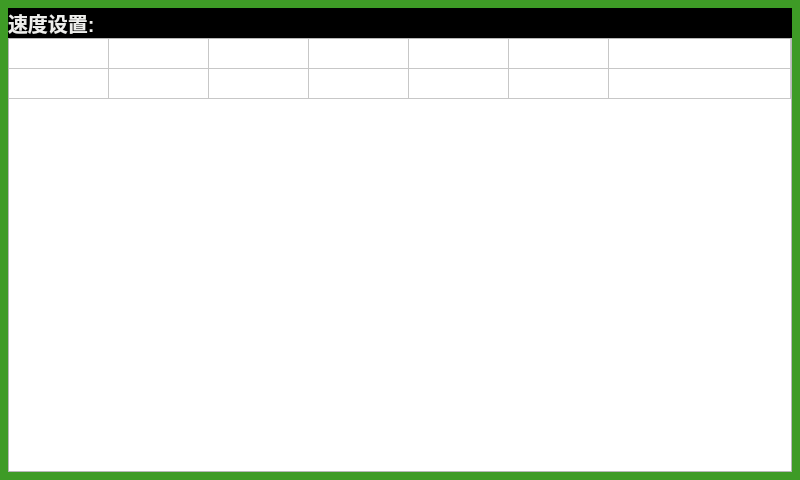
Old version of the form mainWindowPop.ui in the repository lvxiaowei/linux_lcCode.
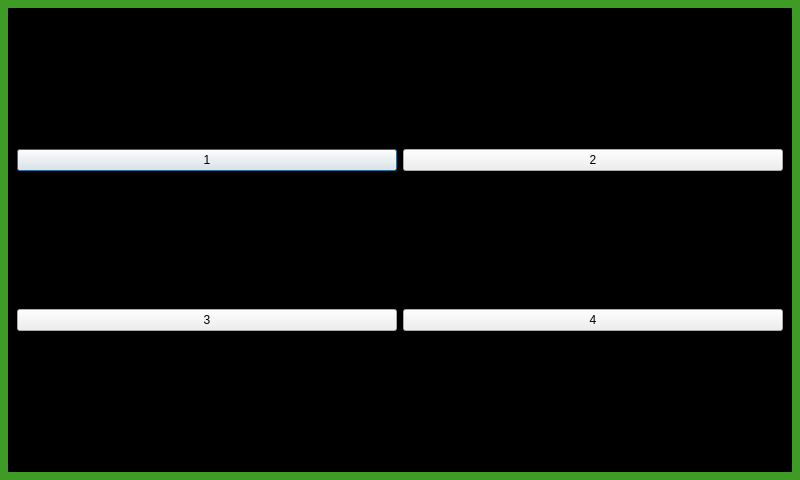
New version of the form. The open tabs and pages were chosen to show the change. Icons and pictures are not drawn.

The edit to the form file:
```diff
--- a/mainWindowPop.ui
+++ b/mainWindowPop.ui
@@ -269,112 +269,52 @@
         <number>0</number>
        </property>
        <property name="spacing">
-        <number>0</number>
+        <number>4</number>
        </property>
-       <item row="0" column="1">
-        <spacer name="horizontalSpacer_2">
-         <property name="orientation">
-          <enum>Qt::Horizontal</enum>
-         </property>
-         <property name="sizeHint" stdset="0">
-          <size>
-           <width>568</width>
-           <height>20</height>
-          </size>
-         </property>
-        </spacer>
-       </item>
-       <item row="0" column="0">
-        <widget class="QLabel" name="label_2">
-         <property name="font">
-          <font>
-           <pointsize>15</pointsize>
-           <weight>75</weight>
-           <bold>true</bold>
-          </font>
-         </property>
-         <property name="styleSheet">
-          <string notr="true">color: rgb(238, 238, 236);</string>
-         </property>
-         <property name="text">
-          <string>速度设置:</string>
-         </property>
-        </widget>
-       </item>
-       <item row="1" column="0" colspan="2">
-        <widget class="QTableWidget" name="m_tabCut_2">
-         <property name="verticalScrollBarPolicy">
-          <enum>Qt::ScrollBarAlwaysOff</enum>
-         </property>
-         <property name="horizontalScrollBarPolicy">
-          <enum>Qt::ScrollBarAlwaysOff</enum>
-         </property>
-         <property name="alternatingRowColors">
-          <bool>false</bool>
-         </property>
-         <property name="selectionMode">
-          <enum>QAbstractItemView::SingleSelection</enum>
-         </property>
-         <property name="selectionBehavior">
-          <enum>QAbstractItemView::SelectRows</enum>
-         </property>
-         <attribute name="horizontalHeaderVisible">
-          <bool>false</bool>
-         </attribute>
-         <attribute name="horizontalHeaderStretchLastSection">
-          <bool>true</bool>
-         </attribute>
-         <attribute name="verticalHeaderVisible">
-          <bool>false</bool>
-         </attribute>
-         <attribute name="verticalHeaderStretchLastSection">
-          <bool>false</bool>
-         </attribute>
-         <row>
-          <property name="text">
-           <string>新建行</string>
-          </property>
-         </row>
-         <row>
-          <property name="text">
-           <string>新建行</string>
-          </property>
-         </row>
-         <column>
-          <property name="text">
-           <string>1111</string>
-          </property>
-         </column>
-         <column>
-          <property name="text">
-           <string>1111</string>
-          </property>
-         </column>
-         <column>
-          <property name="text">
-           <string>新建列</string>
-          </property>
-         </column>
-         <column>
-          <property name="text">
-           <string>新建列</string>
-          </property>
-         </column>
-         <column>
-          <property name="text">
-           <string>新建列</string>
-          </property>
-         </column>
-         <column>
-          <property name="text">
-           <string>新建列</string>
-          </property>
-         </column>
-         <column>
-          <property name="text">
-           <string>新建列</string>
-          </property>
-         </column>
+       <item row="0" column="0" colspan="2">
+        <widget class="QWidget" name="widget" native="true">
+         <layout class="QGridLayout" name="gridLayout_5">
+          <item row="0" column="0">
+           <widget class="QPushButton" name="pushButton_1">
+            <property name="text">
+             <string>1</string>
+            </property>
+            <property name="checkable">
+             <bool>true</bool>
+            </property>
+           </widget>
+          </item>
+          <item row="0" column="1">
+           <widget class="QPushButton" name="pushButton_2">
+            <property name="text">
+             <string>2</string>
+            </property>
+            <property name="checkable">
+             <bool>true</bool>
+            </property>
+           </widget>
+          </item>
+          <item row="1" column="0">
+           <widget class="QPushButton" name="pushButton_3">
+            <property name="text">
+             <string>3</string>
+            </property>
+            <property name="checkable">
+             <bool>true</bool>
+            </property>
+           </widget>
+          </item>
+          <item row="1" column="1">
+           <widget class="QPushButton" name="pushButton_4">
+            <property name="text">
+             <string>4</string>
+            </property>
+            <property name="checkable">
+             <bool>true</bool>
+            </property>
+           </widget>
+          </item>
+         </layout>
         </widget>
        </item>
       </layout>
```
Left out of the diff: 4 changed lines with no effect on the pictures.
